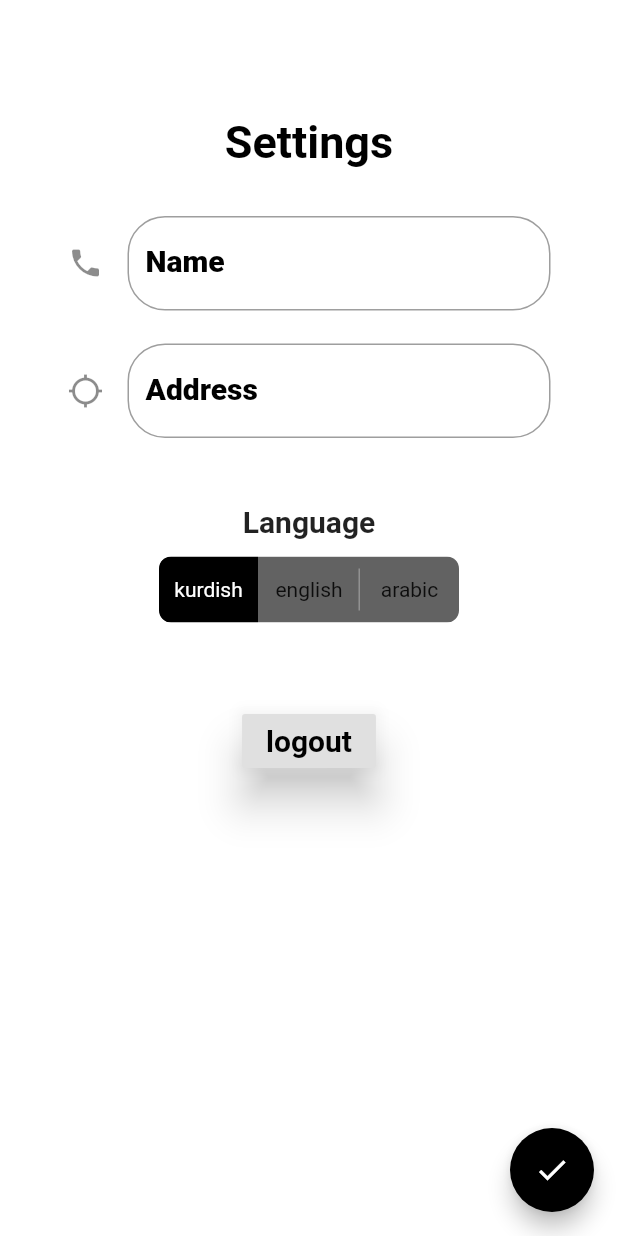
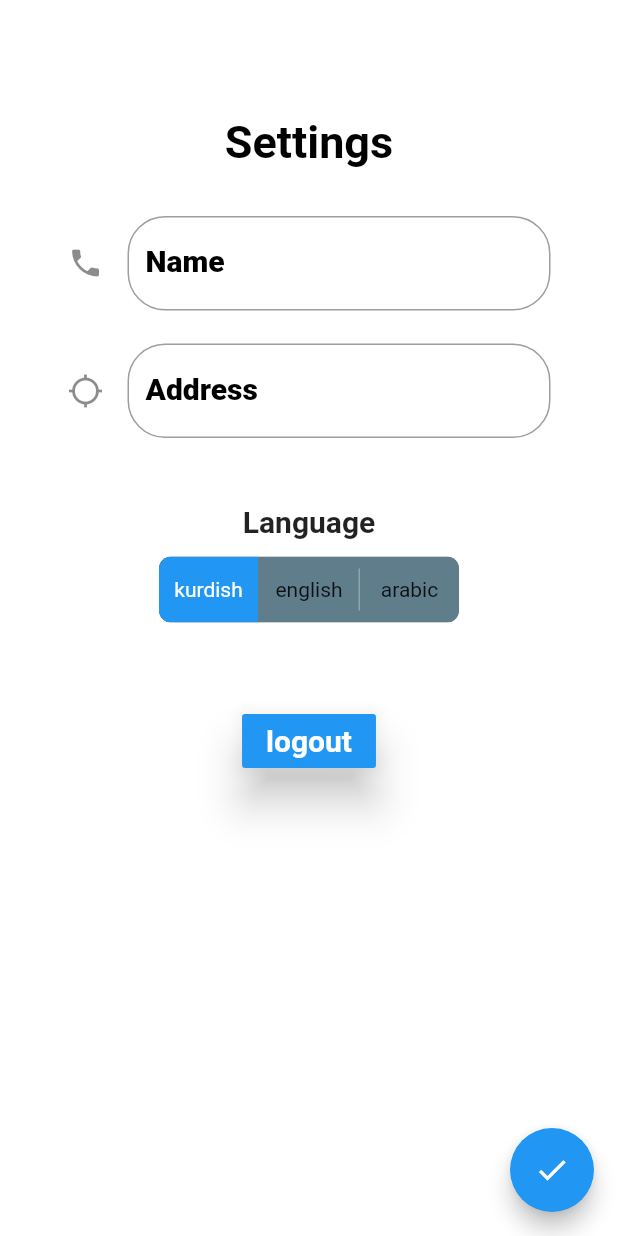
Before and after one commit to Hama835/user_app, a Flutter app: the screen it shows after launch, item 3 of the bottom bar chosen, after a tap on the "settings" icon, on a phone screen of 412 x 824 dp. Run offline on Flutter 3.47's test engine with Material 2 defaults, Android fonts, the phone set to English and light mode, and no system bars; drawn by our look-alikes of toggle_switch; our stand-ins replace flutter_map, latlong, persistent_bottom_nav_bar.

```diff
--- a/lib/components/edit_profile.dart
+++ b/lib/components/edit_profile.dart
@@ -18,9 +18,9 @@ class EditProfile extends StatelessWidget {
               name: addressController.text,
               address: addressController.text,
             );
-            Navigator.of(context);
+            Navigator.pop(context);
           },
-          backgroundColor: Colors.black,
+          backgroundColor: Colors.blue,
           child: Icon(
             Icons.check,
             color: Colors.white,
@@ -80,7 +80,8 @@ class EditProfile extends StatelessWidget {
                 ToggleSwitch(
                   minHeight: 44,
                   minWidth: 66,
-                  activeBgColor: Colors.black,
+                  activeBgColor: Colors.blue,
+                  inactiveBgColor: Colors.blueGrey,
                   initialLabelIndex: 0,
                   labels: ['kurdish', 'english', 'arabic'],
                   onToggle: (index) {
@@ -91,12 +92,13 @@ class EditProfile extends StatelessWidget {
                   height: 55,
                 ),
                 RaisedButton(
+                  color: Colors.blue,
                   elevation: 12,
                   onPressed: () {},
                   child: Text(
                     'logout',
                     style: kBodyTextStyle.copyWith(
-                      color: Colors.black,
+                      color: Colors.white,
                     ),
                   ),
                 ),
--- a/lib/components/navigation_bar.dart
+++ b/lib/components/navigation_bar.dart
@@ -3,7 +3,6 @@ import 'package:user_app/screens/order_screen.dart';
 import 'package:persistent_bottom_nav_bar/persistent-tab-view.dart';
 import 'package:user_app/screens/profile_screen.dart';
 import 'package:flutter/cupertino.dart';
-import 'package:user_app/screens/home_screen.dart';
 import 'package:user_app/screens/request_screen.dart';
 
 class NavBar extends StatelessWidget {
@@ -27,21 +26,21 @@ class NavBar extends StatelessWidget {
         // ignore: unnecessary_parenthesis
         title: ('Home'),
         activeColor: CupertinoColors.black,
-        inactiveColor: CupertinoColors.systemGrey,
+        inactiveColor: CupertinoColors.white,
       ),
       PersistentBottomNavBarItem(
         icon: Icon(Icons.reorder),
         // ignore: unnecessary_parenthesis
         title: ('orders'),
         activeColor: CupertinoColors.black,
-        inactiveColor: CupertinoColors.systemGrey,
+        inactiveColor: CupertinoColors.white,
       ),
       PersistentBottomNavBarItem(
         icon: Icon(CupertinoIcons.person_solid),
         // ignore: unnecessary_parenthesis
         title: ('profile'),
         activeColor: CupertinoColors.black,
-        inactiveColor: CupertinoColors.systemGrey,
+        inactiveColor: CupertinoColors.white,
       ),
 
     ];
@@ -54,7 +53,7 @@ class NavBar extends StatelessWidget {
       screens: _buildScreens(),
       items: _navBarsItems(),
       confineInSafeArea: true,
-      backgroundColor: Colors.white,
+      backgroundColor: Colors.blue,
       handleAndroidBackButtonPress: true,
       // katak keybord dabetawa.
       resizeToAvoidBottomInset: true,
--- a/lib/screens/profile_screen.dart
+++ b/lib/screens/profile_screen.dart
@@ -42,7 +42,7 @@ class ProfileScreen extends StatelessWidget {
               ),
               CircleAvatar(
                 radius: 68,
-                backgroundColor: Colors.black,
+                backgroundColor: Colors.blue,
                 child: CircleAvatar(
                   radius: 66,
                   backgroundImage: AssetImage('assets/uu.jpg'),
--- a/lib/screens/request_screen.dart
+++ b/lib/screens/request_screen.dart
@@ -16,6 +16,7 @@ class RequistScreen extends StatelessWidget {
   Widget build(BuildContext context) {
     return SafeArea(
       child: Scaffold(
+       // backgroundColor: Colors.blue,
         body: Padding(
           padding: EdgeInsets.symmetric(
             vertical: 16,
@@ -95,6 +96,7 @@ class RequistScreen extends StatelessWidget {
                             height: 33,
                           ),
                           RaisedButton(
+                            color: Colors.blue,
                             elevation: 12,
                             onPressed: () {
                               icon = true;
@@ -109,6 +111,10 @@ class RequistScreen extends StatelessWidget {
                                 ? Icon(Icons.check)
                                 : Text(
                                     'Requist',
+                              style: kTextStyle.copyWith(
+                                color: Colors.white,
+                                fontSize: 20,
+                              ),
                                   ),
                           ),
                         ],
```
Also changed, not shown: lib/data/provider.dart (+0 -10 lines), lib/screens/home_screen.dart (deleted, +0 -44 lines), lib/screens/order_screen.dart (+6 -4 lines).
